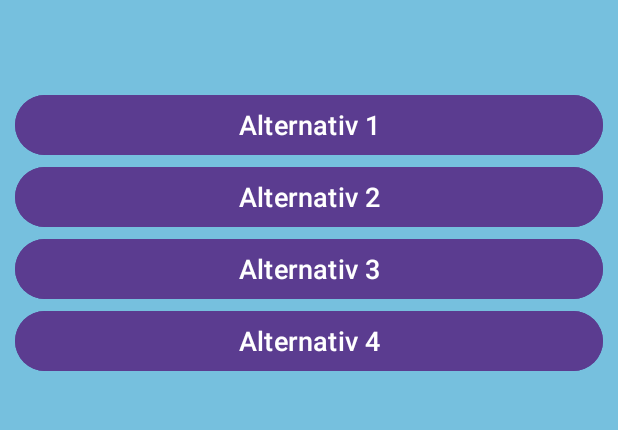
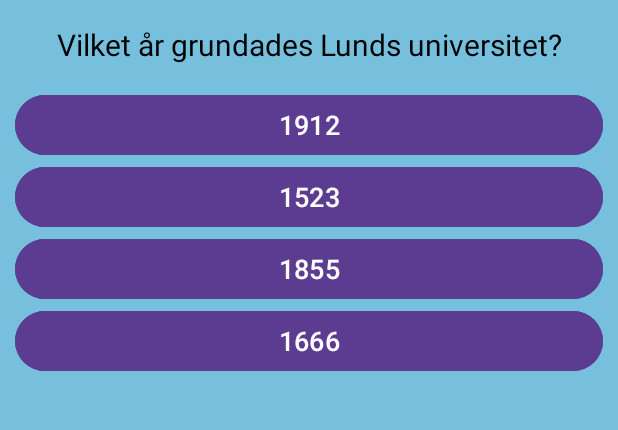
Before and after one commit to axelwennerlund/LundaQuizet, an Android app: the GameActivity screen opened directly, with no data from a screen before it, on a phone screen of 412 x 824 dp, the part 128-558 px from its top. Run offline under Robolectric (Android 15) with nearby library versions, the phone set to English and light mode, and no system bars.

Commit message:
Question class added + test question

```diff
--- a/app/src/main/java/com/example/lundaquizet/GameActivity.java
+++ b/app/src/main/java/com/example/lundaquizet/GameActivity.java
@@ -1,14 +1,20 @@
 package com.example.lundaquizet;
 
 import android.os.Bundle;
-import androidx.appcompat.app.AppCompatActivity;
+import android.view.View;
 import android.widget.Button;
 import android.widget.TextView;
+import android.widget.Toast;
+import androidx.appcompat.app.AppCompatActivity;
+import java.util.Arrays;
+import java.util.Collections;
+import java.util.List;
 
 public class GameActivity extends AppCompatActivity {
 
     private TextView questionText;
     private Button option1, option2, option3, option4;
+    private Question currentQuestion;
 
     @Override
     protected void onCreate(Bundle savedInstanceState) {
@@ -21,11 +27,39 @@
         option3 = findViewById(R.id.option3);
         option4 = findViewById(R.id.option4);
 
-        questionText.setText("");
+        // Test question
+        currentQuestion = new Question(
+                "Vilket år grundades Lunds universitet?",
+                new String[]{"1666", "1855", "1912", "1523"},
+                "1666"
+        );
 
-        option1.setText("Alternativ 1");
-        option2.setText("Alternativ 2");
-        option3.setText("Alternativ 3");
-        option4.setText("Alternativ 4");
+        showQuestion(currentQuestion);
+
+        View.OnClickListener answerClickListener = v -> checkAnswer(((Button) v).getText().toString());
+        option1.setOnClickListener(answerClickListener);
+        option2.setOnClickListener(answerClickListener);
+        option3.setOnClickListener(answerClickListener);
+        option4.setOnClickListener(answerClickListener);
+    }
+
+    private void showQuestion(Question question) {
+        questionText.setText(question.getQuestion());
+
+        List<String> shuffledOptions = Arrays.asList(question.getOptions());
+        Collections.shuffle(shuffledOptions);
+
+        option1.setText(shuffledOptions.get(0));
+        option2.setText(shuffledOptions.get(1));
+        option3.setText(shuffledOptions.get(2));
+        option4.setText(shuffledOptions.get(3));
+    }
+
+    private void checkAnswer(String selectedAnswer) {
+        if (selectedAnswer.equals(currentQuestion.getAnswer())) {
+            Toast.makeText(this, "Rätt!", Toast.LENGTH_SHORT).show();
+        } else {
+            Toast.makeText(this, "Fel! Rätt svar är: " + currentQuestion.getAnswer(), Toast.LENGTH_SHORT).show();
+        }
     }
 }
--- /dev/null
+++ b/app/src/main/java/com/example/lundaquizet/Question.java
@@ -0,0 +1,25 @@
+package com.example.lundaquizet;
+
+public class Question {
+    private final String question;
+    private final String[] options;
+    private final String answer;
+
+    public Question(String question, String[] options, String answer) {
+        this.question = question;
+        this.options = options;
+        this.answer = answer;
+    }
+
+    public String getQuestion() {
+        return question;
+    }
+
+    public String[] getOptions() {
+        return options;
+    }
+
+    public String getAnswer() {
+        return answer;
+    }
+}
--- a/app/src/main/res/layout/activity_game.xml
+++ b/app/src/main/res/layout/activity_game.xml
@@ -41,6 +41,8 @@
         android:textSize="18sp"
         android:textColor="@android:color/white"
         android:backgroundTint="#5B3C90"
+        android:clickable="true"
+        android:focusable="true"
         app:layout_constraintTop_toBottomOf="@id/questionText"
         app:layout_constraintStart_toStartOf="parent"
         app:layout_constraintEnd_toEndOf="parent" />
@@ -53,6 +55,8 @@
         android:textSize="18sp"
         android:textColor="@android:color/white"
         android:backgroundTint="#5B3C90"
+        android:clickable="true"
+        android:focusable="true"
         app:layout_constraintTop_toBottomOf="@id/option1"
         app:layout_constraintStart_toStartOf="parent"
         app:layout_constraintEnd_toEndOf="parent" />
@@ -65,6 +69,8 @@
         android:textSize="18sp"
         android:textColor="@android:color/white"
         android:backgroundTint="#5B3C90"
+        android:clickable="true"
+        android:focusable="true"
         app:layout_constraintTop_toBottomOf="@id/option2"
         app:layout_constraintStart_toStartOf="parent"
         app:layout_constraintEnd_toEndOf="parent" />
@@ -78,6 +84,8 @@
         android:textSize="18sp"
         android:textColor="@android:color/white"
         android:backgroundTint="#5B3C90"
+        android:clickable="true"
+        android:focusable="true"
         app:layout_constraintTop_toBottomOf="@id/option3"
         app:layout_constraintStart_toStartOf="parent"
         app:layout_constraintEnd_toEndOf="parent" />
```
